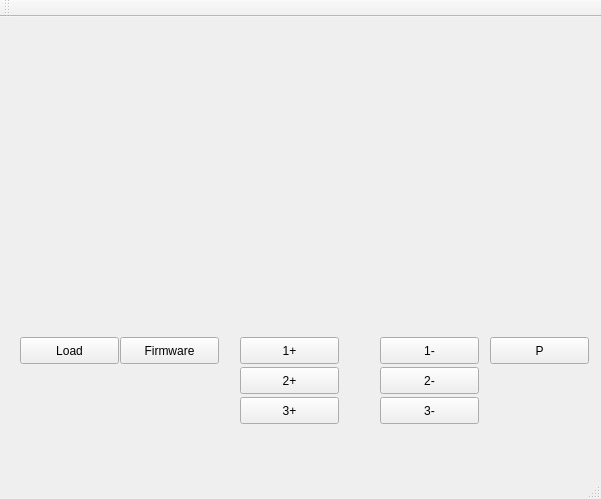
Before: the Qt Designer form qtEx/mainwindow.ui in wieker/Hantek6022BL, drawn with Qt 5.
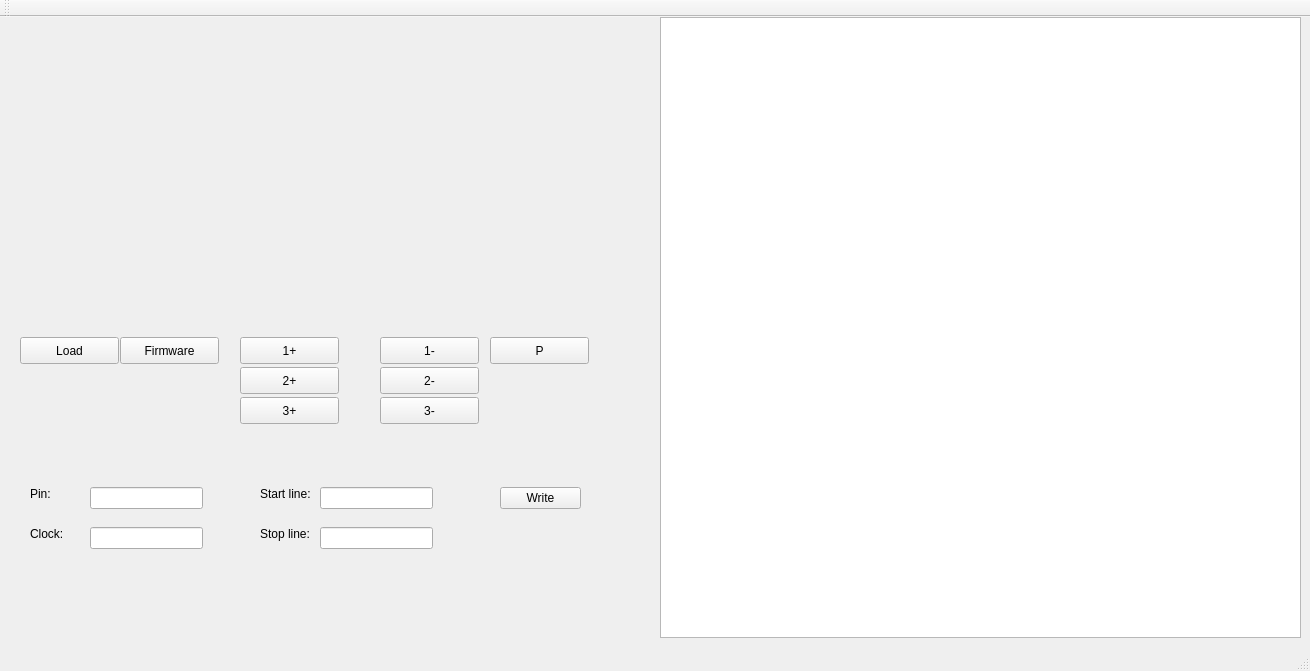
After: the same form once the commit is applied.

```diff
--- a/qtEx/mainwindow.ui
+++ b/qtEx/mainwindow.ui
@@ -6,8 +6,8 @@
    <rect>
     <x>0</x>
     <y>0</y>
-    <width>601</width>
-    <height>499</height>
+    <width>1310</width>
+    <height>671</height>
    </rect>
   </property>
   <property name="windowTitle">
@@ -131,6 +131,121 @@
      <string>P</string>
     </property>
    </widget>
+   <widget class="QTextEdit" name="textEdit">
+    <property name="geometry">
+     <rect>
+      <x>660</x>
+      <y>0</y>
+      <width>641</width>
+      <height>621</height>
+     </rect>
+    </property>
+   </widget>
+   <widget class="QLineEdit" name="lineEdit">
+    <property name="geometry">
+     <rect>
+      <x>90</x>
+      <y>470</y>
+      <width>113</width>
+      <height>22</height>
+     </rect>
+    </property>
+   </widget>
+   <widget class="QLabel" name="label">
+    <property name="geometry">
+     <rect>
+      <x>30</x>
+      <y>470</y>
+      <width>59</width>
+      <height>14</height>
+     </rect>
+    </property>
+    <property name="text">
+     <string>Pin:</string>
+    </property>
+   </widget>
+   <widget class="QLabel" name="label_2">
+    <property name="geometry">
+     <rect>
+      <x>30</x>
+      <y>510</y>
+      <width>59</width>
+      <height>14</height>
+     </rect>
+    </property>
+    <property name="text">
+     <string>Clock:</string>
+    </property>
+   </widget>
+   <widget class="QLineEdit" name="lineEdit_2">
+    <property name="geometry">
+     <rect>
+      <x>90</x>
+      <y>510</y>
+      <width>113</width>
+      <height>22</height>
+     </rect>
+    </property>
+   </widget>
+   <widget class="QLabel" name="label_3">
+    <property name="geometry">
+     <rect>
+      <x>260</x>
+      <y>470</y>
+      <width>59</width>
+      <height>14</height>
+     </rect>
+    </property>
+    <property name="text">
+     <string>Start line:</string>
+    </property>
+   </widget>
+   <widget class="QLineEdit" name="lineEdit_3">
+    <property name="geometry">
+     <rect>
+      <x>320</x>
+      <y>470</y>
+      <width>113</width>
+      <height>22</height>
+     </rect>
+    </property>
+   </widget>
+   <widget class="QLabel" name="label_4">
+    <property name="geometry">
+     <rect>
+      <x>260</x>
+      <y>510</y>
+      <width>59</width>
+      <height>14</height>
+     </rect>
+    </property>
+    <property name="text">
+     <string>Stop line:</string>
+    </property>
+   </widget>
+   <widget class="QLineEdit" name="lineEdit_4">
+    <property name="geometry">
+     <rect>
+      <x>320</x>
+      <y>510</y>
+      <width>113</width>
+      <height>22</height>
+     </rect>
+    </property>
+   </widget>
+   <widget class="QPushButton" name="pushButton_8">
+    <property name="geometry">
+     <rect>
+      <x>500</x>
+      <y>470</y>
+      <width>81</width>
+      <height>22</height>
+     </rect>
+    </property>
+    <property name="text">
+     <string>Write</string>
+    </property>
+   </widget>
   </widget>
   <widget class="QMenuBar" name="menuBar">
    <property name="geometry">
```
Left out of the diff: 2 changed lines with no effect on the pictures.
